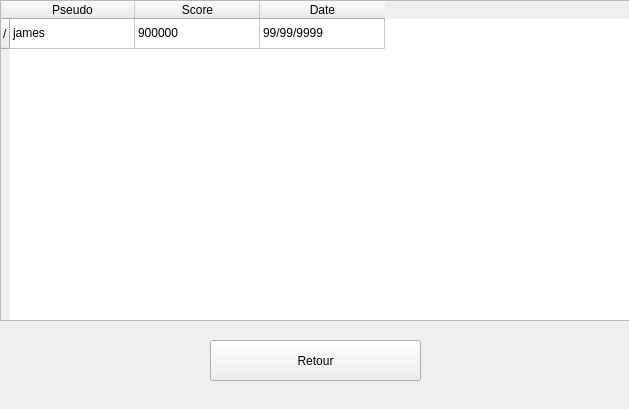
Qt form menuwindow.ui (wDenGit/Quoridor) before a commit.
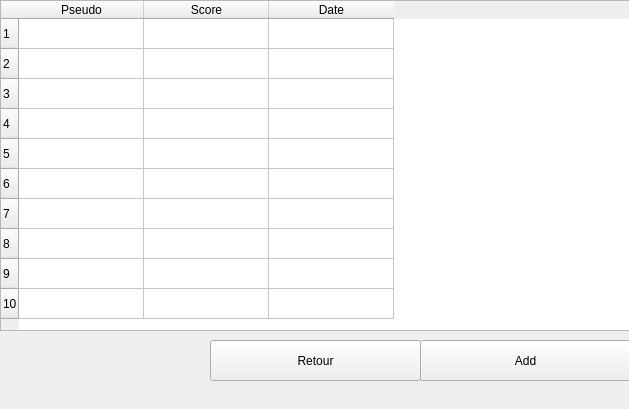
The same form after that commit. The open tabs and pages were chosen to show the change.

Commit message: V1.3: Possibilite de modifier le ranking mais beug pas mal

```diff
--- a/menuwindow.ui
+++ b/menuwindow.ui
@@ -222,7 +222,7 @@
        <x>0</x>
        <y>0</y>
        <width>631</width>
-       <height>321</height>
+       <height>331</height>
       </rect>
      </property>
      <attribute name="horizontalHeaderDefaultSectionSize">
@@ -230,7 +230,52 @@
      </attribute>
      <row>
       <property name="text">
-       <string>/</string>
+       <string>1</string>
+      </property>
+     </row>
+     <row>
+      <property name="text">
+       <string>2</string>
+      </property>
+     </row>
+     <row>
+      <property name="text">
+       <string>3</string>
+      </property>
+     </row>
+     <row>
+      <property name="text">
+       <string>4</string>
+      </property>
+     </row>
+     <row>
+      <property name="text">
+       <string>5</string>
+      </property>
+     </row>
+     <row>
+      <property name="text">
+       <string>6</string>
+      </property>
+     </row>
+     <row>
+      <property name="text">
+       <string>7</string>
+      </property>
+     </row>
+     <row>
+      <property name="text">
+       <string>8</string>
+      </property>
+     </row>
+     <row>
+      <property name="text">
+       <string>9</string>
+      </property>
+     </row>
+     <row>
+      <property name="text">
+       <string>10</string>
       </property>
      </row>
      <column>
@@ -250,17 +295,17 @@
      </column>
      <item row="0" column="0">
       <property name="text">
-       <string>james</string>
+       <string/>
       </property>
      </item>
      <item row="0" column="1">
       <property name="text">
-       <string>900000</string>
+       <string/>
       </property>
      </item>
      <item row="0" column="2">
       <property name="text">
-       <string>99/99/9999</string>
+       <string/>
       </property>
      </item>
     </widget>
@@ -277,6 +322,19 @@
       <string>Retour</string>
      </property>
     </widget>
+    <widget class="QPushButton" name="pushButton_rank_add">
+     <property name="geometry">
+      <rect>
+       <x>420</x>
+       <y>340</y>
+       <width>211</width>
+       <height>41</height>
+      </rect>
+     </property>
+     <property name="text">
+      <string>Add</string>
+     </property>
+    </widget>
    </widget>
   </widget>
  </widget>
```
Left out of the diff: 2 changed lines with no effect on the pictures. The commit also changes 2 other files.
